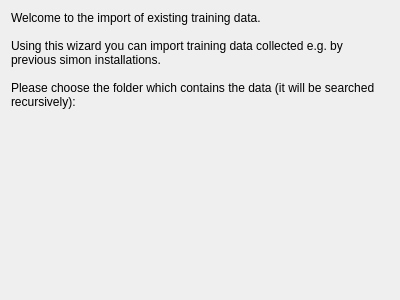
Old version of the form simon/src/simonmodelmanagementui/ImportTrainingData/importtrainingdataintrodlg.ui in the repository KDE/simon.
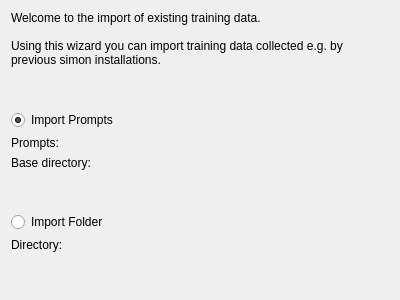
New version of the form. Custom widgets are drawn as their Qt base class.

Commit message: Fixing Bug #2826853; Begin changes for prompts based trainingsdata import; Fixed Bug that would add words multiple times when importing bomp dictionaries because they were assigned to the same terminal more than once. Working around assert() in modelcompilationmanager because of i18n() calls from a different thread;

Diff of the .ui file:
```diff
--- a/simon/src/simonmodelmanagementui/ImportTrainingData/importtrainingdataintrodlg.ui
+++ b/simon/src/simonmodelmanagementui/ImportTrainingData/importtrainingdataintrodlg.ui
@@ -18,19 +18,104 @@
      <property name="text" >
       <string>Welcome to the import of existing training data.
 
-Using this wizard you can import training data collected e.g. by previous simon installations.
-
-Please choose the folder which contains the data (it will be searched recursively):</string>
+Using this wizard you can import training data collected e.g. by previous simon installations.</string>
      </property>
      <property name="wordWrap" >
       <bool>true</bool>
      </property>
     </widget>
    </item>
+ <item>
+    <spacer name="verticalSpacer" >
+     <property name="orientation" >
+      <enum>Qt::Vertical</enum>
+     </property>
+     <property name="sizeHint" stdset="0" >
+      <size>
+       <width>20</width>
+       <height>20</height>
+      </size>
+     </property>
+    </spacer>
+   </item>
+  <item>
+    <widget class="QRadioButton" name="rbPrompts" >
+	    <property name="text">
+		    <string>Import Prompts</string>
+	    </property>
+	     <property name="checked" >
+		     <bool>true</bool>
+	     </property>
+    </widget>
+   </item> 
    <item>
-    <widget class="KUrlRequester" name="urTrainingDataDirectory" />
+	   <layout class="QHBoxLayout" name="horizontalLayout_1">
+		   <item>
+		    <widget class="QLabel" name="lbPrompts" >
+		     <property name="text" >
+			     <string>Prompts:</string>
+		     </property>
+		    </widget>
+	           </item>
+		   <item>
+		    <widget class="KUrlRequester" name="urPrompts" />
+		   </item>
+	</layout>
+</item> 
+   <item>
+	   <layout class="QHBoxLayout" name="horizontalLayout_3">
+		   <item>
+		    <widget class="QLabel" name="lbBaseDirectory" >
+		     <property name="text" >
+			     <string>Base directory:</string>
+		     </property>
+		    </widget>
+	           </item>
+		   <item>
+		    <widget class="KUrlRequester" name="urBaseDirectory" />
+		   </item>
+	</layout>
+</item>
+
+<item>
+    <spacer name="verticalSpacer" >
+     <property name="orientation" >
+      <enum>Qt::Vertical</enum>
+     </property>
+     <property name="sizeHint" stdset="0" >
+      <size>
+       <width>20</width>
+       <height>20</height>
+      </size>
+     </property>
+    </spacer>
    </item>
+
    <item>
+    <widget class="QRadioButton" name="rbFolder" >
+	    <property name="text">
+		    <string>Import Folder</string>
+	    </property>
+	     <property name="checked" >
+		     <bool>false</bool>
+	     </property>
+    </widget>
+   </item>
+   <item>
+	   <layout class="QHBoxLayout" name="horizontalLayout_2">
+		   <item>
+		    <widget class="QLabel" name="lbFolder" >
+		     <property name="text" >
+			     <string>Directory:</string>
+		     </property>
+		    </widget>
+	           </item>
+		   <item>
+		    <widget class="KUrlRequester" name="urTrainingDataDirectory" />
+		   </item>
+	</layout>
+</item>
+<item>
     <spacer name="verticalSpacer" >
      <property name="orientation" >
       <enum>Qt::Vertical</enum>
@@ -38,7 +123,7 @@
      <property name="sizeHint" stdset="0" >
       <size>
        <width>20</width>
-       <height>109</height>
+       <height>20</height>
       </size>
      </property>
     </spacer>
```
The commit also changes 16 other files.
